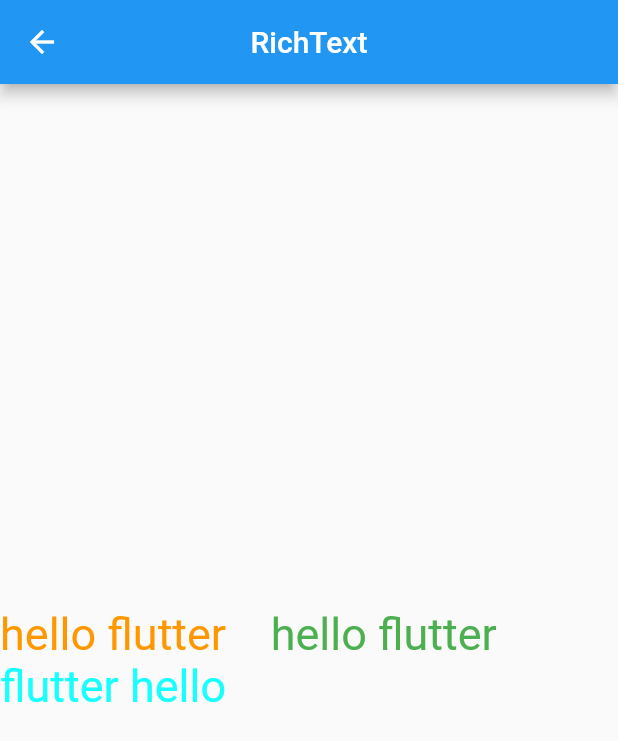
After one commit to WuJinLi/DemoForFlutter, a Flutter app: the RichTextWidgetPage screen opened directly, on a phone screen of 412 x 824 dp. The commit adds this screen. Shown: the top 741 px of the screen. Run offline on Flutter 3.47's test engine with Material 2 defaults, Android fonts, the phone set to English and light mode, and no system bars.

Commit message:
新增text/richtext

```diff
--- a/lib/constant/main_body_data.dart
+++ b/lib/constant/main_body_data.dart
@@ -1,5 +1,6 @@
 import 'package:flutter/material.dart';
-import 'package:flutter_demo/widgets/text_widget.dart';
+import 'package:flutter_demo/widgets/text/text_widget.dart';
+import 'package:flutter_demo/widgets/text/richtext_widget.dart';
 import 'package:flutter_demo/widgets/naviagtorbar/normal_navigator_bar.dart';
 import 'package:flutter_demo/widgets/naviagtorbar/not_normal_navigator_bar.dart';
 
@@ -33,7 +34,7 @@ List<ExpandStateBean> generateItems() {
           )
           ..add(
             ChildItemBean(
-              targetWidget: null,
+              targetWidget: RichTextWidgetPage(),
               text: '富文本-RichText',
             ),
           )
--- /dev/null
+++ b/lib/widgets/text/richtext_widget.dart
@@ -0,0 +1,68 @@
+import 'package:flutter/gestures.dart';
+import 'package:flutter/material.dart';
+
+class RichTextWidgetPage extends StatefulWidget {
+  @override
+  _RichTextWidgetPageState createState() => _RichTextWidgetPageState();
+}
+
+class _RichTextWidgetPageState extends State<RichTextWidgetPage> {
+  @override
+  Widget build(BuildContext context) {
+    return Scaffold(
+      appBar: AppBar(
+        centerTitle: true,
+        title: Text('RichText'),
+      ),
+      body: Builder(
+        builder: (BuildContext context) {
+          return Center(
+            child: RichText(
+              text: TextSpan(
+                style: DefaultTextStyle.of(context).style,
+                children: <InlineSpan>[
+                  TextSpan(
+                    text: 'hello flutter',
+                    style: TextStyle(color: Colors.orange, fontSize: 30.0),
+                    recognizer: TapGestureRecognizer()
+                      ..onTap = () {
+                        Scaffold.of(context).showSnackBar(
+                          SnackBar(
+                            content: Text('orange'),
+                          ),
+                        );
+                      },
+                  ),
+                  TextSpan(
+                    text: '    hello flutter',
+                    style: TextStyle(color: Colors.green, fontSize: 30.0),
+                    recognizer: TapGestureRecognizer()
+                      ..onTap = () {
+                        Scaffold.of(context).showSnackBar(
+                          SnackBar(
+                            content: Text('green'),
+                          ),
+                        );
+                      },
+                  ),
+                  TextSpan(
+                    text: '    flutter hello',
+                    style: TextStyle(color: Colors.cyanAccent, fontSize: 30.0),
+                    recognizer: TapGestureRecognizer()
+                      ..onTap = () {
+                        Scaffold.of(context).showSnackBar(
+                          SnackBar(
+                            content: Text('cyanAccent'),
+                          ),
+                        );
+                      },
+                  ),
+                ],
+              ),
+            ),
+          );
+        },
+      ),
+    );
+  }
+}
```
Also changed, not shown: lib/widgets/text/text_widget.dart (added, +138 -0 lines), lib/widgets/text_widget.dart (deleted, +0 -68 lines), 1 other file.
